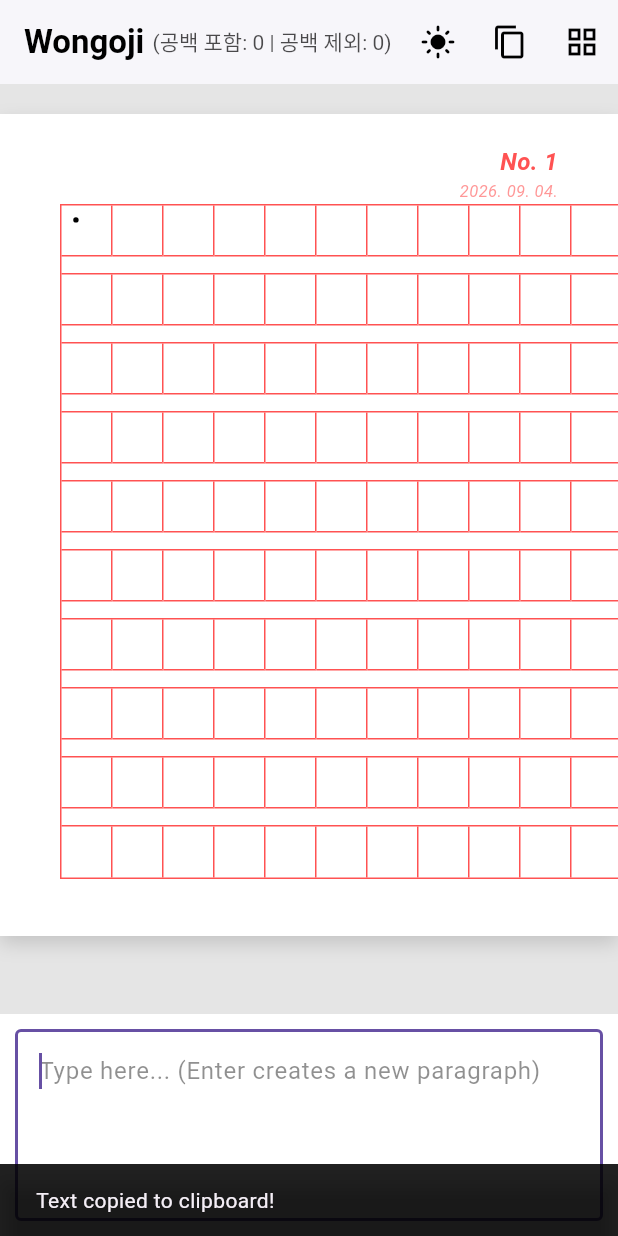
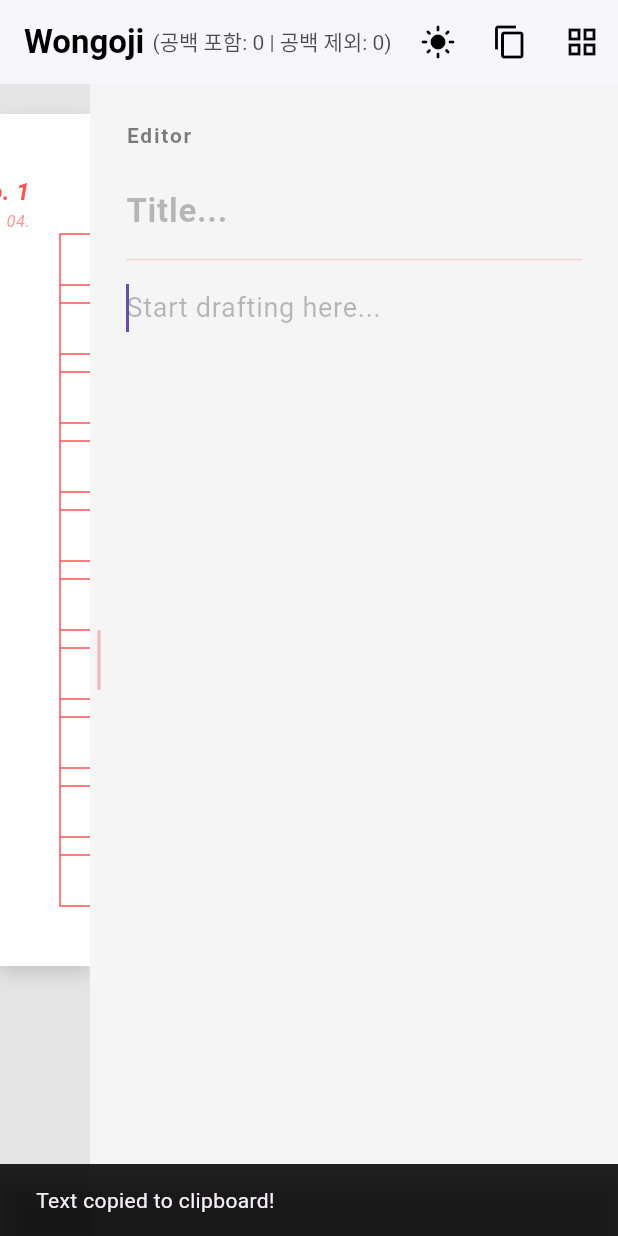
Before and after one commit to bbiyak25/wongoji, a Flutter app: the screen it shows after launch, after a tap on the "content copy" icon, on a phone screen of 412 x 824 dp. Run offline on Flutter 3.47's test engine with Material 3 defaults, Android fonts, the light colour scheme and no system bars; our stand-ins replace google_fonts.

Commit message:
Progress 0.45 - the side editor

```diff
--- a/wongoji_app/lib/main.dart
+++ b/wongoji_app/lib/main.dart
@@ -29,10 +29,11 @@
 
 class _WongojiEditorState extends State<WongojiEditor> {
   final TextEditingController _controller = TextEditingController();
+  final TextEditingController _titleController = TextEditingController();
   final ScrollController _scrollController = ScrollController();
 
   List<List<String>> _pages = [List.generate(200, (index) => "")];
-  List<DateTime> _pageDates = [DateTime.now()]; // NEW: Tracks the exact birth date of each page!
+  List<DateTime> _pageDates = [DateTime.now()];
 
   bool _isZoomedOut = false;
   int _themeMode = 0;
@@ -49,10 +50,13 @@
   bool _isDotVisible = true;
   Timer? _cursorTimer;
   Timer? _hideDotTimer;
+  bool _isInternalUpdate = false; // Prevents infinite loops when auto-inserting page breaks
+
+  double _editorWidth = 340.0;
 
   final double _cellDim = 34.0;
   final double _rowGap = 12.0;
-  final double _marginTop = 60.0;
+  final double _marginTop = 80.0;
   final double _marginBottom = 40.0;
   final double _marginHorizontal = 40.0;
   final double _pageSpacing = 30.0;
@@ -64,12 +68,17 @@
   Color get dotColor => _themeMode == 2 ? const Color(0xFFE0E0E0) : Colors.black;
   Color get appBarBgColor => _themeMode == 0 ? Colors.white : (_themeMode == 1 ? const Color(0xFF9E9E9E) : const Color(0xFF1E1E1E));
   Color get appBarTextColor => _themeMode == 0 ? Colors.black : (_themeMode == 1 ? Colors.black87 : Colors.white);
-  Color get inputBgColor => _themeMode == 0 ? Colors.white : (_themeMode == 1 ? const Color(0xFFE0E0E0) : const Color(0xFF2C2C2C));
+  Color get sidePanelBg => _themeMode == 0 ? const Color(0xFFF5F5F5) : (_themeMode == 1 ? const Color(0xFFD6D6D6) : const Color(0xFF1A1A1A));
 
   @override
   void initState() {
     super.initState();
+
     _controller.addListener(_updateGrid);
+
+    _titleController.addListener(() {
+      setState(() {});
+    });
 
     _cursorTimer = Timer.periodic(const Duration(milliseconds: 1000), (timer) {
       if (!_isZoomedOut && !_isTyping) {
@@ -103,6 +112,7 @@
   @override
   void dispose() {
     _controller.dispose();
+    _titleController.dispose();
     _scrollController.dispose();
     _cursorTimer?.cancel();
     _hideDotTimer?.cancel();
@@ -110,7 +120,10 @@
   }
 
   void _copyToClipboard() {
-    Clipboard.setData(ClipboardData(text: _controller.text));
+    String fullText = _titleController.text.isNotEmpty
+        ? "${_titleController.text}\n\n${_controller.text}"
+        : _controller.text;
+    Clipboard.setData(ClipboardData(text: fullText));
     ScaffoldMessenger.of(context).showSnackBar(
       SnackBar(
         content: const Text('Text copied to clipboard!'),
@@ -126,9 +139,28 @@
     });
   }
 
+  Widget _buildTooltip({required String message, required Widget child}) {
+    return Tooltip(
+      message: message,
+      decoration: BoxDecoration(
+        color: Colors.white,
+        border: Border.all(color: const Color(0xFF767676), width: 1.0),
+      ),
+      textStyle: const TextStyle(
+        color: Colors.black,
+        fontSize: 12,
+      ),
+      preferBelow: true,
+      verticalOffset: 24,
+      waitDuration: const Duration(milliseconds: 300),
+      child: child,
+    );
+  }
+
   void _updateGrid() {
+    if (_isInternalUpdate) return;
+
     String text = _controller.text;
-
     int cursorPos = _controller.selection.baseOffset;
     if (cursorPos < 0) cursorPos = text.length;
 
@@ -138,14 +170,17 @@
     List<Map<String, int>> cursorMap = [];
     List<List<String>> newPages = [];
     List<String> currentPage = List.generate(200, (index) => "");
-    int cellIndex = 0;
+
+    int cellIndex = 1;
     bool isHalfFull = false;
+    List<int> pageSplitIndices = []; // Tracks character indices where pages break
 
     void checkPageOverflow() {
-      if (cellIndex >= 200) {
+      while (cellIndex >= 200) {
         newPages.add(currentPage);
         currentPage = List.generate(200, (index) => "");
-        cellIndex = 0;
+        cellIndex -= 200;
+        pageSplitIndices.add(cursorMap.length);
       }
     }
 
@@ -164,12 +199,21 @@
         }
         int currentRow = cellIndex ~/ 20;
         cellIndex = (currentRow + 1) * 20 + 1;
+        checkPageOverflow();
+        continue;
+      }
 
-        if (cellIndex >= 200) {
-          newPages.add(currentPage);
-          currentPage = List.generate(200, (index) => "");
-          cellIndex = 1;
+      if (char == ' ') {
+        if (isHalfFull) {
+          cellIndex++;
+          isHalfFull = false;
+          checkPageOverflow();
         }
+        if (cellIndex % 20 == 0) {
+          continue;
+        }
+        currentPage[cellIndex] = char;
+        cellIndex++;
         continue;
       }
 
@@ -197,12 +241,9 @@
     cursorMap.add({"page": newPages.length, "cell": cellIndex});
     newPages.add(currentPage);
 
-    // NEW: Manage page dates!
-    // If a new page was born, give it today's date.
     while (_pageDates.length < newPages.length) {
       _pageDates.add(DateTime.now());
     }
-    // If text was deleted and a page was destroyed, remove its date.
     if (_pageDates.length > newPages.length) {
       _pageDates = _pageDates.sublist(0, newPages.length);
     }
@@ -219,24 +260,30 @@
 
     setState(() {
       _pages = newPages;
+      if (cursorPos >= 0 && cursorPos < cursorMap.length) {
         _activePageIndex = cursorMap[cursorPos]["page"]!;
         _activeCellIndex = cursorMap[cursorPos]["cell"]!;
+      }
     });
   }
 
   void _jumpToPage(int pageIndex) {
     setState(() {
-      _isZoomedOut = false;
+      _isZoomedOut = false; // Instantly exits overview mode
     });
 
-    WidgetsBinding.instance.addPostFrameCallback((_) {
+    // FIX: Delay ensures the ListView is fully mounted before attempting to animate scroll
+    Future.delayed(const Duration(milliseconds: 60), () {
       if (_scrollController.hasClients) {
         double exactPageHeight = (_cellDim * 10) + (_rowGap * 9) + _marginTop + _marginBottom;
-        double offset = 20.0 + (pageIndex * (exactPageHeight + _pageSpacing));
+        double targetOffset = pageIndex * (exactPageHeight + _pageSpacing);
+        double maxScroll = _scrollController.position.maxScrollExtent;
+        if (targetOffset > maxScroll) targetOffset = maxScroll;
+
         _scrollController.animateTo(
-          offset,
-          duration: const Duration(milliseconds: 300),
-          curve: Curves.easeInOut,
+          targetOffset,
+          duration: const Duration(milliseconds: 400),
+          curve: Curves.easeOutCubic,
         );
       }
     });
@@ -246,7 +293,6 @@
     double paperWidth = ((_cellDim * 20) + (_marginHorizontal * 2)) * scale;
     double paperHeight = ((_cellDim * 10) + (_rowGap * 9) + _marginTop + _marginBottom) * scale;
 
-    // Formatting the date nicely (e.g., 2026. 08. 26.)
     DateTime pageDate = _pageDates[pageIndex];
     String dateStr = "${pageDate.year}. ${pageDate.month.toString().padLeft(2, '0')}. ${pageDate.day.toString().padLeft(2, '0')}.";
 
@@ -266,7 +312,6 @@
       ),
       child: Stack(
         children: [
-          // NEW: Date Stamp and Page Number
           Positioned(
             top: (_marginTop - 40) * scale,
             right: _marginHorizontal * scale,
@@ -294,82 +339,41 @@
             ),
           ),
 
+          if (pageIndex == 0 && _titleController.text.isNotEmpty)
+            Positioned(
+              top: 25 * scale,
+              left: _marginHorizontal * scale,
+              right: _marginHorizontal * scale,
+              child: Center(
+                child: Text(
+                  _titleController.text,
+                  style: GoogleFonts.nanumMyeongjo(
+                    fontSize: 22 * scale,
+                    fontWeight: FontWeight.bold,
+                    color: textColor,
+                    letterSpacing: 2.0,
+                  ),
+                ),
+              ),
+            ),
+
           Positioned(
             top: _marginTop * scale,
             left: _marginHorizontal * scale,
-            child: Container(
-              decoration: BoxDecoration(
-                border: Border.all(color: lineColor, width: 1.0 * scale),
-              ),
-              child: Column(
-                mainAxisSize: MainAxisSize.min,
-                children: List.generate(19, (index) {
-                  if (index % 2 == 0) {
-                    int rowIndex = index ~/ 2;
-                    return SizedBox(
-                      height: _cellDim * scale,
-                      child: Row(
-                        children: List.generate(20, (colIndex) {
-                          int cellIndex = (rowIndex * 20) + colIndex;
-                          String char = _pages[pageIndex][cellIndex];
-
-                          bool isActiveCell = (pageIndex == _activePageIndex) && (cellIndex == _activeCellIndex);
-
-                          return Container(
-                            width: _cellDim * scale,
-                            decoration: BoxDecoration(
-                              border: Border(
-                                right: colIndex < 19
-                                    ? BorderSide(color: lineColor, width: 1.0 * scale)
-                                    : BorderSide.none,
-                                bottom: rowIndex < 9
-                                    ? BorderSide(color: lineColor, width: 1.0 * scale)
-                                    : BorderSide.none,
-                              ),
-                            ),
-                            child: Stack(
-                              children: [
-                                Center(
-                                  child: Text(
-                                    char,
-                                    style: GoogleFonts.nanumMyeongjo(
-                                      fontSize: 15 * scale,
-                                      color: textColor,
-                                      letterSpacing: 0,
-                                      fontWeight: FontWeight.w500,
-                                    ),
-                                  ),
-                                ),
-                                if (isActiveCell && !_isZoomedOut && !_isTyping && _isDotVisible)
-                                  Align(
-                                    alignment: FractionalOffset(_dotX, _dotY),
-                                    child: Container(
-                                      width: 3.58 * scale,
-                                      height: 3.58 * scale,
-                                      decoration: BoxDecoration(
-                                        color: dotColor,
-                                        shape: BoxShape.circle,
-                                      ),
-                                    ),
-                                  ),
-                              ],
-                            ),
-                          );
-                        }),
-                      ),
-                    );
-                  } else {
-                    return Container(
-                      height: _rowGap * scale,
-                      width: 20 * _cellDim * scale,
-                      decoration: BoxDecoration(
-                        border: Border(
-                          bottom: BorderSide(color: lineColor, width: 1.0 * scale),
-                        ),
-                      ),
-                    );
-                  }
-                }),
+            child: CustomPaint(
+              size: Size(_cellDim * 20 * scale, ((_cellDim * 10) + (_rowGap * 9)) * scale),
+              painter: WongojiPainter(
+                pageData: _pages[pageIndex],
+                lineColor: lineColor,
+                textColor: textColor,
+                scale: scale,
+                activeCellIndex: _activeCellIndex,
+                isCurrentPage: (pageIndex == _activePageIndex) && !_isZoomedOut && !_isTyping,
+                isDotVisible: _isDotVisible,
+                dotX: _dotX,
+                dotY: _dotY,
+                dotColor: dotColor,
+                isZoomedOut: _isZoomedOut,
               ),
             ),
           ),
@@ -395,21 +399,27 @@
         backgroundColor: appBarBgColor,
         elevation: 1,
         actions: [
-          IconButton(
+          _buildTooltip(
+            message: "Change Theme",
+            child: IconButton(
               icon: Icon(
                 _themeMode == 0 ? Icons.light_mode : (_themeMode == 1 ? Icons.monochrome_photos : Icons.dark_mode)
               ),
-            tooltip: 'Change Theme',
               color: appBarTextColor,
               onPressed: _cycleTheme,
             ),
-          IconButton(
+          ),
+          _buildTooltip(
+            message: "Copy to Clipboard",
+            child: IconButton(
               icon: const Icon(Icons.copy),
-            tooltip: 'Copy to Clipboard',
               color: appBarTextColor,
               onPressed: _copyToClipboard,
             ),
-          IconButton(
+          ),
+          _buildTooltip(
+            message: _isZoomedOut ? "Return to Editor" : "View All Pages",
+            child: IconButton(
               icon: Icon(_isZoomedOut ? Icons.zoom_in : Icons.grid_view),
               color: appBarTextColor,
               onPressed: () {
@@ -417,28 +427,31 @@
                   _isZoomedOut = !_isZoomedOut;
                 });
               },
+            ),
           )
         ],
       ),
-      body: Column(
+      body: LayoutBuilder(
+        builder: (context, constraints) {
+          return Row(
+            crossAxisAlignment: CrossAxisAlignment.stretch,
             children: [
               Expanded(
                 child: _isZoomedOut
                     ? GridView.builder(
-                    padding: const EdgeInsets.all(20),
+                        padding: const EdgeInsets.all(40),
                         gridDelegate: const SliverGridDelegateWithFixedCrossAxisCount(
-                      crossAxisCount: 4,
-                      crossAxisSpacing: 20,
-                      mainAxisSpacing: 20,
-                      childAspectRatio: 1.2,
+                          crossAxisCount: 3,
+                          crossAxisSpacing: 40,
+                          mainAxisSpacing: 40,
+                          childAspectRatio: 1.45,
                         ),
                         itemCount: _pages.length,
                         itemBuilder: (context, index) {
+                          // FIX: Removed IgnorePointer so clicks are properly captured
                           return GestureDetector(
                             onTap: () => _jumpToPage(index),
-                        child: IgnorePointer(
-                          child: Center(child: _buildPage(index, 0.23)),
-                        ),
+                            child: Center(child: _buildPage(index, 0.65)),
                           );
                         },
                       )
@@ -451,25 +464,194 @@
                         },
                       ),
               ),
+
+              if (!_isZoomedOut) ...[
+                MouseRegion(
+                  cursor: SystemMouseCursors.resizeLeftRight,
+                  child: GestureDetector(
+                    behavior: HitTestBehavior.opaque,
+                    onPanUpdate: (details) {
+                      setState(() {
+                        _editorWidth -= details.delta.dx;
+                        double maxAllowedEditorWidth = constraints.maxWidth - 800.0;
+                        _editorWidth = _editorWidth.clamp(
+                          340.0,
+                          max(340.0, maxAllowedEditorWidth)
+                        );
+                      });
+                    },
+                    child: Container(
+                      width: 12.0,
+                      color: sidePanelBg,
+                      child: Center(
+                        child: Container(
+                          width: 2.0,
+                          height: 40.0,
+                          decoration: BoxDecoration(
+                            color: lineColor.withOpacity(0.4),
+                            borderRadius: BorderRadius.circular(2.0),
+                          ),
+                        ),
+                      ),
+                    ),
+                  ),
+                ),
                 Container(
-            padding: const EdgeInsets.all(10),
-            color: appBarBgColor,
+                  width: _editorWidth,
+                  color: sidePanelBg,
+                  padding: const EdgeInsets.only(top: 24.0, right: 24.0, bottom: 24.0, left: 12.0),
+                  child: Column(
+                    crossAxisAlignment: CrossAxisAlignment.start,
+                    children: [
+                      Text(
+                        "Editor",
+                        style: GoogleFonts.nanumMyeongjo(
+                          color: appBarTextColor.withOpacity(0.5),
+                          fontSize: 14,
+                          fontWeight: FontWeight.bold,
+                          letterSpacing: 1.2,
+                        ),
+                      ),
+                      const SizedBox(height: 16),
+                      TextField(
+                        controller: _titleController,
+                        style: GoogleFonts.nanumMyeongjo(
+                          color: textColor,
+                          fontSize: 22,
+                          fontWeight: FontWeight.bold,
+                        ),
+                        decoration: InputDecoration(
+                          border: InputBorder.none,
+                          hintText: "Title...",
+                          hintStyle: GoogleFonts.nanumMyeongjo(
+                            color: textColor.withOpacity(0.3),
+                            fontWeight: FontWeight.bold,
+                          ),
+                        ),
+                      ),
+                      Divider(color: lineColor.withOpacity(0.2)),
+                      Expanded(
                         child: TextField(
                           controller: _controller,
-              maxLines: 4,
+                          maxLines: null,
+                          minLines: null,
+                          expands: true,
                           autofocus: true,
-              style: TextStyle(color: textColor),
+                          style: GoogleFonts.nanumMyeongjo(
+                            color: textColor,
+                            fontSize: 18,
+                            height: 1.8,
+                          ),
                           decoration: InputDecoration(
-                hintText: "Type here... (Enter creates a new paragraph)",
-                hintStyle: TextStyle(color: textColor.withOpacity(0.5)),
-                fillColor: inputBgColor,
-                filled: true,
-                border: const OutlineInputBorder(),
+                            border: InputBorder.none,
+                            hintText: "Start drafting here...",
+                            hintStyle: GoogleFonts.nanumMyeongjo(
+                              color: textColor.withOpacity(0.3),
+                            ),
                           ),
                         ),
                       ),
                     ],
                   ),
+                ),
+              ],
+            ],
+          );
+        }
+      ),
     );
   }
 }
+
+class WongojiPainter extends CustomPainter {
+  final List<String> pageData;
+  final Color lineColor;
+  final Color textColor;
+  final double scale;
+  final int activeCellIndex;
+  final bool isCurrentPage;
+  final bool isDotVisible;
+  final double dotX;
+  final double dotY;
+  final Color dotColor;
+  final bool isZoomedOut;
+
+  WongojiPainter({
+    required this.pageData,
+    required this.lineColor,
+    required this.textColor,
+    required this.scale,
+    required this.activeCellIndex,
+    required this.isCurrentPage,
+    required this.isDotVisible,
+    required this.dotX,
+    required this.dotY,
+    required this.dotColor,
+    required this.isZoomedOut,
+  });
+
+  @override
+  void paint(Canvas canvas, Size size) {
+    final double cellDim = 34.0 * scale;
+    final double rowGap = 12.0 * scale;
+
+    final paintLine = Paint()
+      ..color = lineColor
+      ..strokeWidth = 1.0 * scale // RESTORED original crisp line weight
+      ..style = PaintingStyle.stroke;
+
+    canvas.drawRect(Rect.fromLTWH(0, 0, cellDim * 20, (cellDim * 10) + (rowGap * 9)), paintLine);
+
+    for (int row = 0; row < 10; row++) {
+      double y = row * (cellDim + rowGap);
+
+      if (row < 9) {
+         canvas.drawLine(Offset(0, y + cellDim), Offset(cellDim * 20, y + cellDim), paintLine);
+         canvas.drawLine(Offset(0, y + cellDim + rowGap), Offset(cellDim * 20, y + cellDim + rowGap), paintLine);
+      }
+
+      for (int col = 0; col < 20; col++) {
+        double x = col * cellDim;
+
+        if (col < 19) {
+          canvas.drawLine(Offset(x + cellDim, y), Offset(x + cellDim, y + cellDim), paintLine);
+        }
+
+        int cellIndex = (row * 20) + col;
+        String char = pageData[cellIndex];
+
+        if (char.isNotEmpty) {
+          TextSpan span = TextSpan(
+            style: GoogleFonts.nanumMyeongjo(
+              fontSize: 15 * scale,
+              color: textColor,
+              fontWeight: isZoomedOut ? FontWeight.w700 : FontWeight.w500,
+              letterSpacing: 0,
+            ),
+            text: char
+          );
+          TextPainter tp = TextPainter(
+            text: span,
+            textAlign: TextAlign.center,
+            textDirection: TextDirection.ltr
+          );
+          tp.layout();
+
+          double tx = x + (cellDim - tp.width) / 2;
+          double ty = y + (cellDim - tp.height) / 2;
+          tp.paint(canvas, Offset(tx, ty));
+        }
+
+        if (isCurrentPage && cellIndex == activeCellIndex && isDotVisible) {
+          final dotPaint = Paint()..color = dotColor..style = PaintingStyle.fill;
+          canvas.drawCircle(Offset(x + (cellDim * dotX), y + (cellDim * dotY)), 1.79 * scale, dotPaint);
+        }
+      }
+    }
+  }
+
+  @override
+  bool shouldRepaint(covariant WongojiPainter oldDelegate) {
+    return true;
+  }
+}
```
Also changed, not shown: 1 other file. Lines whose indentation alone changed are shown as unchanged.
